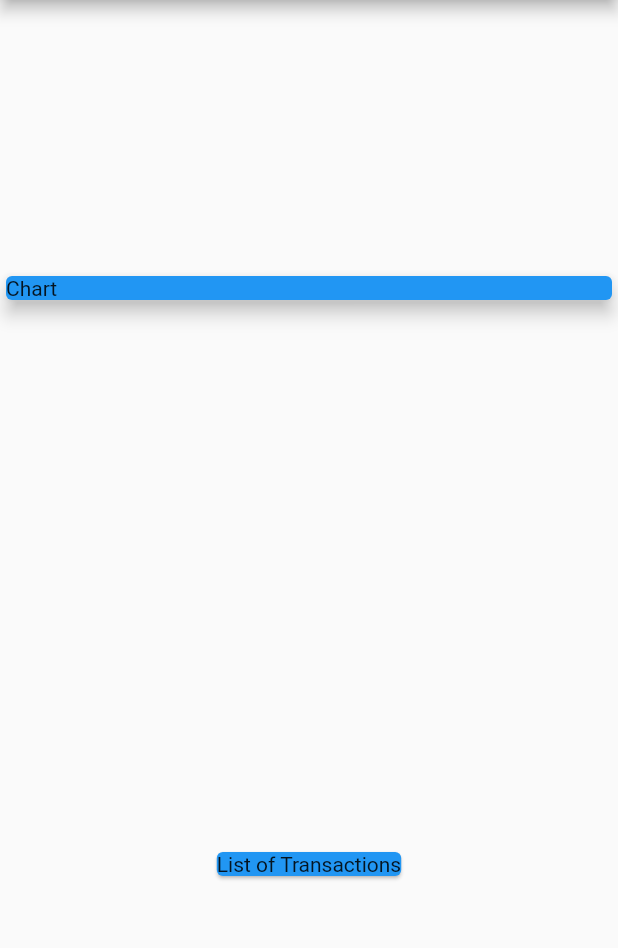
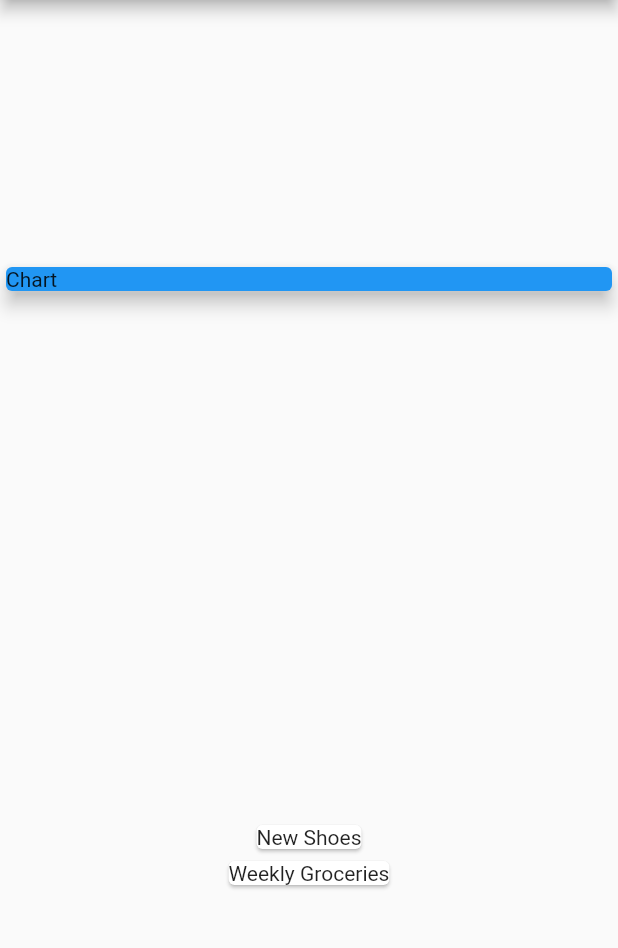
Before and after one commit to rajput-hemant/expense-tracker, a Flutter app: the screen it shows after launch, on a phone screen of 412 x 824 dp, the part 84-1032 px from its top. Run offline on Flutter 3.47's test engine with Material 2 defaults, Android fonts, the phone set to English and light mode, and no system bars.

Commit message:
Created transaction.dart added dummy list of transactions & added Column Widget for mapping transactions
Signed-off-by: rajput-hemant <hemant.rajput_cs20@gla.ac.in>

```diff
--- a/lib/main.dart
+++ b/lib/main.dart
@@ -1,4 +1,5 @@
 import 'package:flutter/material.dart';
+import 'models/transaction.dart';
 
 void main() => runApp(MyApp());
 
@@ -13,6 +14,20 @@ class MyApp extends StatelessWidget {
 }
 
 class MyHomePage extends StatelessWidget {
+  final List<Transaction> transactions = [
+    Transaction(
+      id: 't1',
+      title: 'New Shoes',
+      amount: 69.99,
+      date: DateTime.now(),
+    ),
+    Transaction(
+      id: 't2',
+      title: 'Weekly Groceries',
+      amount: 16.53,
+      date: DateTime.now(),
+    ),
+  ];
   @override
   Widget build(BuildContext context) {
     return Scaffold(
@@ -31,10 +46,13 @@ class MyHomePage extends StatelessWidget {
               elevation: 5,
             ),
           ),
-          Card(
-            color: Colors.blue,
-            child: Text('List of Transactions'),
-          )
+          Column(
+            children: transactions.map(
+              (transaction) {
+                return Card(child: Text(transaction.title));
+              },
+            ).toList(),
+          ),
         ],
       ),
     );
--- /dev/null
+++ b/lib/models/transaction.dart
@@ -0,0 +1,12 @@
+class Transaction {
+  final String id, title;
+  final double amount;
+  final DateTime date;
+
+  Transaction({
+    required this.id,
+    required this.title,
+    required this.amount,
+    required this.date,
+  });
+}
```
